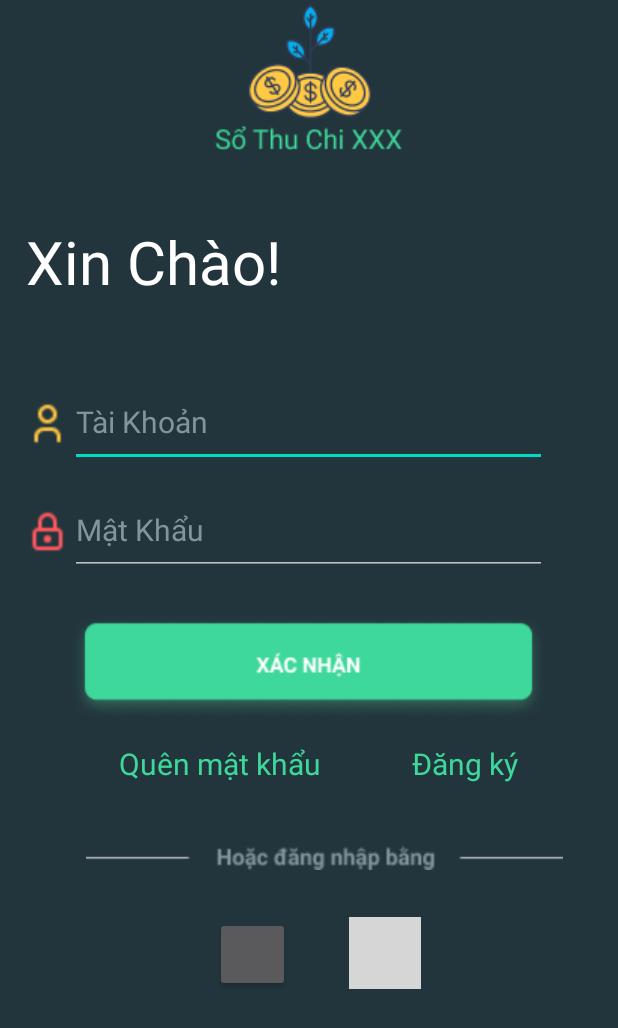
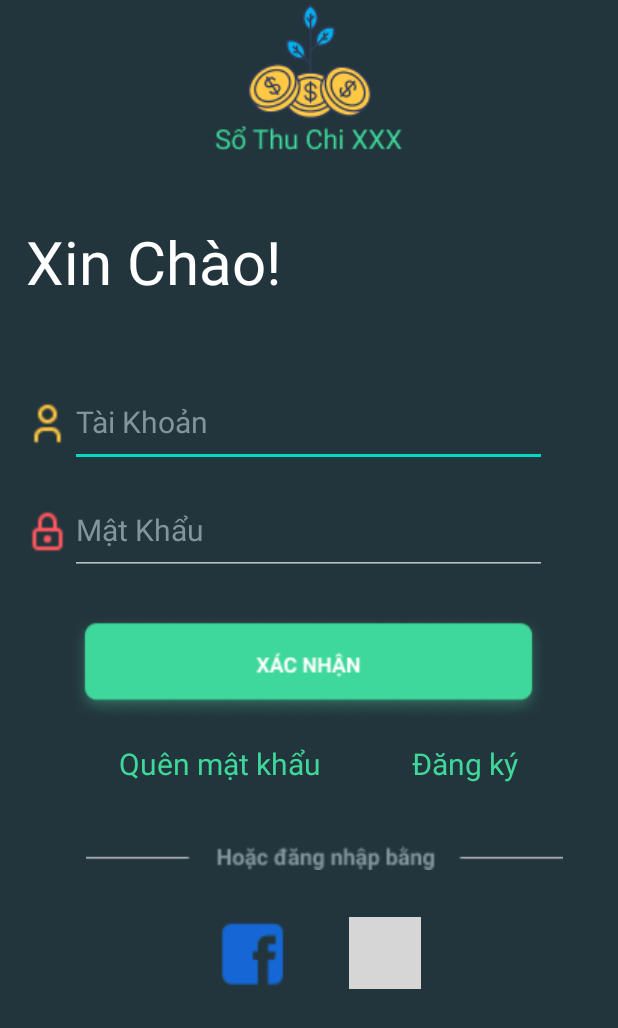
Before and after one commit to anhtranngocy7-gmail-com/DoAnKotlin, an Android app: the screen it shows after launch (Nhom3AnhSignInActivity), on a phone screen of 412 x 824 dp. Shown: the top 1028 px of the screen. Run offline under Robolectric (Android 15) with nearby library versions, the phone set to English and light mode, and no system bars; our stand-ins replace data binding; libraries missing offline, so code that uses them is left out: com.facebook.login; plain views replace LoginButton; 6 statements that could not run were skipped; grey boxes are pictures that could not be loaded.

Commit message:
button image login fb

```diff
--- a/Source/app/src/main/java/com/laptrinhdidong/nhom3/quanlichitieu/SignIn/Nhom3AnhSignInActivity.kt
+++ b/Source/app/src/main/java/com/laptrinhdidong/nhom3/quanlichitieu/SignIn/Nhom3AnhSignInActivity.kt
@@ -5,10 +5,12 @@ import android.content.pm.PackageManager
 import android.os.Bundle
 import android.util.Base64
 import android.util.Log
+import android.view.View
 import androidx.appcompat.app.AppCompatActivity
 import androidx.databinding.DataBindingUtil
 import androidx.lifecycle.ViewModelProvider
 import com.facebook.*
+import com.facebook.FacebookActivity
 import com.facebook.login.LoginResult
 import com.facebook.login.widget.LoginButton
 import com.laptrinhdidong.nhom3.quanlichitieu.SignIn.Nhom3AnhSignInViewModel
@@ -32,15 +34,21 @@ class Nhom3AnhSignInActivity : AppCompatActivity() {
         binding = DataBindingUtil.setContentView(this,R.layout.nhom3_anh_activity_sign_in)
         viewModel = ViewModelProvider(this).get(Nhom3AnhSignInViewModel::class.java)
         binding.account = viewModel.account
-
         binding.btnConfirmSignin.setOnClickListener {
             Log.e("Check User", "Waiting check")
         }
         printKeyHash()
+        binding.btnfbSignin.setVisibility(View.GONE);
         binding.btnfbSignin.setReadPermissions(Arrays.asList("public_profile","email"))
+        binding.btnfbSigninImage.setOnClickListener(object: View.OnClickListener {
+            override fun onClick(v: View?) {
+                val btn = LoginButton(this@Nhom3AnhSignInActivity)
+                btn.performClick()
+            }
+
+        })
         setLogin_Button()
     }
-
     private fun setLogin_Button() {
         binding.btnfbSignin.registerCallback(callbackManager, object : FacebookCallback<LoginResult?> {
             override fun onSuccess(loginResult: LoginResult?) {
@@ -51,19 +59,20 @@ class Nhom3AnhSignInActivity : AppCompatActivity() {
             override fun onCancel() {
                 // App code
             }
-
             override fun onError(exception: FacebookException) {
                 // App code
             }
         })
     }
-
     private fun result() {
         val graphRequest = GraphRequest.newMeRequest(AccessToken.getCurrentAccessToken(), object: GraphRequest.GraphJSONObjectCallback
                 {
                     override fun onCompleted(`object`: JSONObject?, response: GraphResponse?) {
                         if (response != null) {
                             Log.e("JSON",response.jsonObject.toString())
+                            val email = response.jsonObject.getString("email")
+                            val name = response.jsonObject.getString("name")
+                            val idUser = response.jsonObject.getString("id")
                         }
                     }
                 }
@@ -73,12 +82,10 @@ class Nhom3AnhSignInActivity : AppCompatActivity() {
         graphRequest.setParameters(parameter)
         graphRequest.executeAsync()
     }
-
     override fun onActivityResult(requestCode: Int, resultCode: Int, data: Intent?) {
         super.onActivityResult(requestCode, resultCode, data)
         callbackManager.onActivityResult(requestCode, resultCode, data)
     }
-
     private fun printKeyHash()
     {
         try{
--- a/Source/app/src/main/res/layout/nhom3_anh_activity_sign_in.xml
+++ b/Source/app/src/main/res/layout/nhom3_anh_activity_sign_in.xml
@@ -53,6 +53,20 @@
             app:layout_constraintTop_toBottomOf="@+id/imageView"
             app:srcCompat="@drawable/facebook"
             tools:ignore="MissingConstraints" />
+
+        <ImageView
+            android:id="@+id/btnfbSigninImage"
+            android:layout_width="50dp"
+            android:layout_height="50dp"
+            android:layout_marginTop="508dp"
+            app:layout_constraintEnd_toEndOf="parent"
+            app:layout_constraintHorizontal_bias="0.396"
+            app:layout_constraintStart_toStartOf="parent"
+            app:layout_constraintTop_toBottomOf="@+id/imageView"
+            app:srcCompat="@drawable/facebook"
+            tools:ignore="MissingConstraints" />
+
+
 
         <ImageView
             android:id="@+id/passSignin"
```
